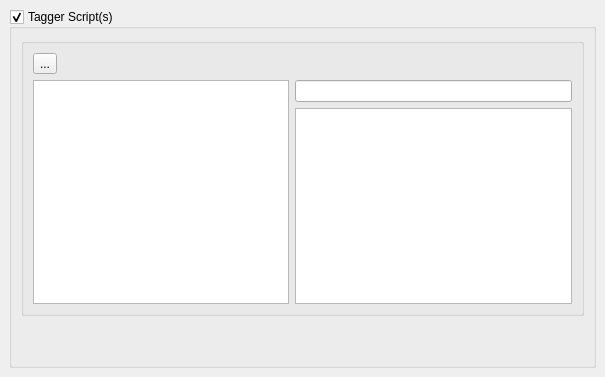
Qt form ui/options_script.ui (metabrainz/picard) before a commit.
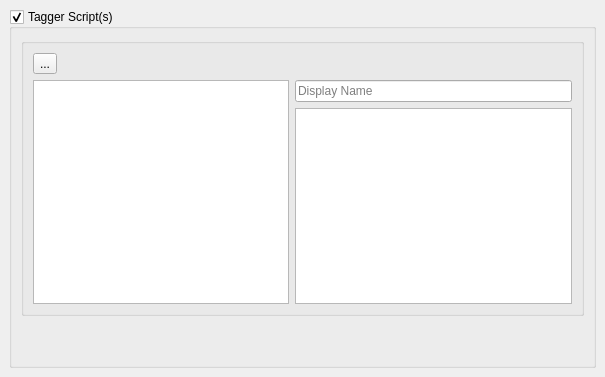
The same form after that commit.

Commit message: working new remove script signal

Patch:
```diff
--- a/ui/options_script.ui
+++ b/ui/options_script.ui
@@ -72,6 +72,9 @@
              <verstretch>0</verstretch>
             </sizepolicy>
            </property>
+           <property name="placeholderText">
+            <string>Display Name</string>
+           </property>
           </widget>
          </item>
         </layout>
```
The commit also changes 2 other files.
